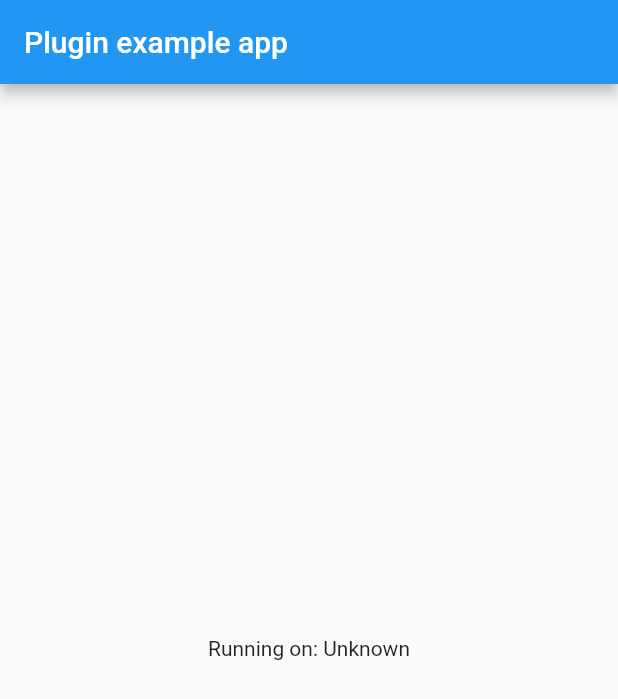
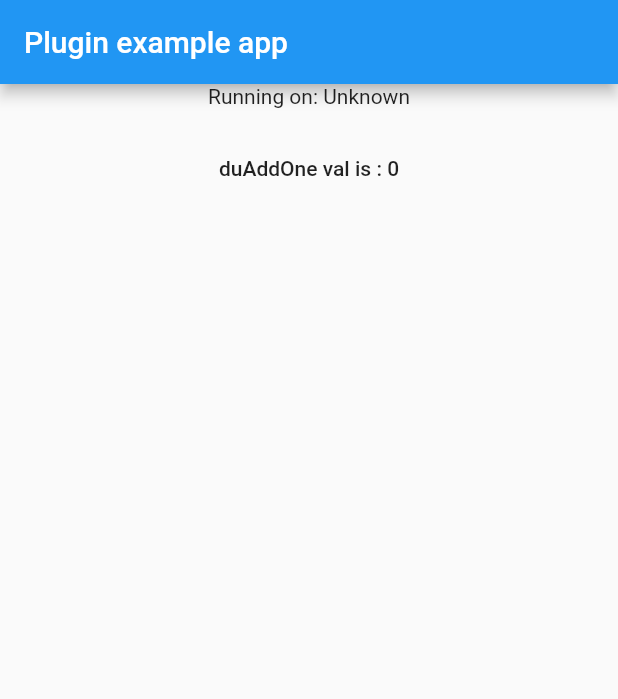
Before and after one commit to ducafecat/flutter_baidu_plugin_ducafecat, a Flutter app: the screen it shows after launch, on a phone screen of 412 x 824 dp. Shown: the top 699 px of the screen. Run offline on Flutter 3.47's test engine with Material 2 defaults, Android fonts, the phone set to English and light mode, and no system bars.

Commit message:
add -> duAddOne 方法

```diff
--- a/example/lib/main.dart
+++ b/example/lib/main.dart
@@ -15,6 +15,7 @@ class MyApp extends StatefulWidget {
 
 class _MyAppState extends State<MyApp> {
   String _platformVersion = 'Unknown';
+  int _addOneVal = 0;
 
   @override
   void initState() {
@@ -50,7 +51,18 @@ class _MyAppState extends State<MyApp> {
           title: const Text('Plugin example app'),
         ),
         body: Center(
-          child: Text('Running on: $_platformVersion\n'),
+          child: Column(
+            children: <Widget>[
+              Text('Running on: $_platformVersion\n'),
+              FlatButton(
+                onPressed: () async {
+                  _addOneVal = await FlutterBaiduPluginDucafecat.duAddOne(20);
+                  setState(() {});
+                },
+                child: Text('duAddOne val is : $_addOneVal'),
+              )
+            ],
+          ),
         ),
       ),
     );
--- a/lib/flutter_baidu_plugin_ducafecat.dart
+++ b/lib/flutter_baidu_plugin_ducafecat.dart
@@ -10,4 +10,9 @@ class FlutterBaiduPluginDucafecat {
     final String version = await _channel.invokeMethod('getPlatformVersion');
     return version;
   }
+
+  static Future<int> duAddOne(int num) async {
+    final int val = await _channel.invokeMethod('duAddOne', {"num": num});
+    return val;
+  }
 }
```
Also changed, not shown: 2 other files.
